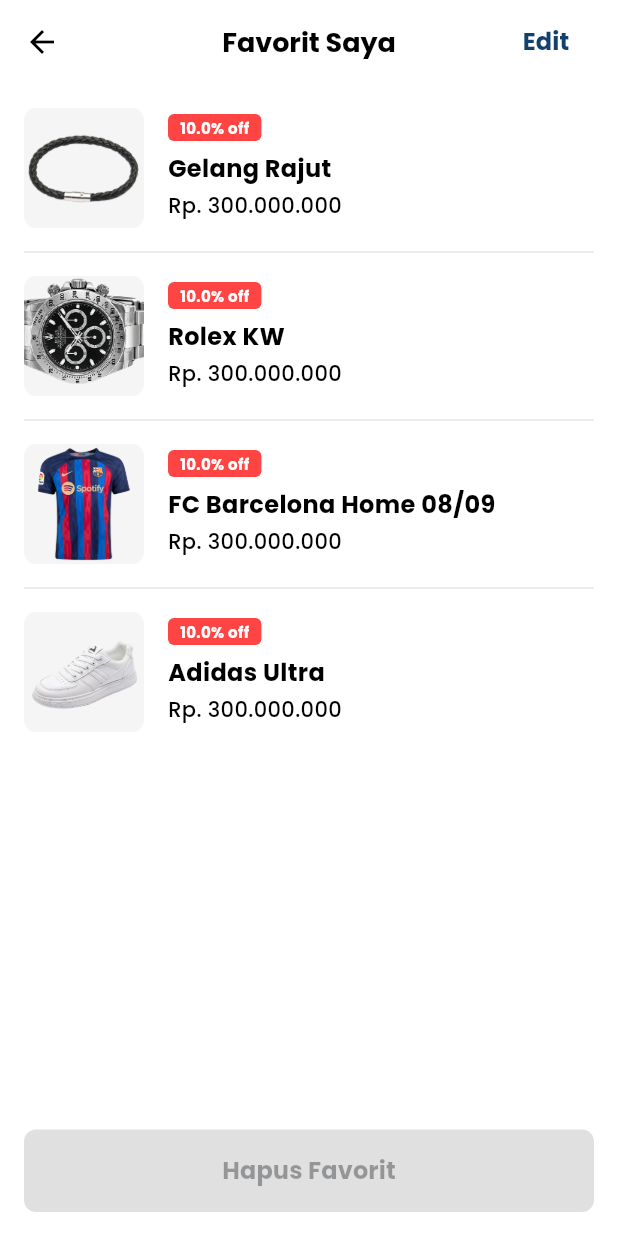
After one commit to Rafael-Sinaga/ravello, a Flutter app: the FavoritePage screen opened by its route, on a phone screen of 412 x 824 dp. The commit adds this screen. Run offline on Flutter 3.47's test engine with Material 3 defaults, Android fonts, the phone set to English and light mode, and no system bars.

Commit message:
pae bae dah

```diff
--- a/lib/main.dart
+++ b/lib/main.dart
@@ -9,6 +9,7 @@
 import 'package:ravello/pages/onboarding.dart';
 import 'package:ravello/pages/checkout_page.dart';
 import 'package:ravello/pages/profile_page.dart'; // ✅ tambahkan import profile_page
+import 'package:ravello/pages/favorite_page.dart';
 import 'package:ravello/providers/cart_provider.dart';
 
 void main() {
@@ -46,6 +47,7 @@
         '/checkout': (context) => const CheckoutPage(),
         '/profile': (context) => const ProfilePage(), // ✅ route baru ditambahkan
         // '/payment': (context) => const PaymentPage(), // <- dihapus
+        '/favorite': (context) => const FavoritePage(),
       },
     );
   }
--- /dev/null
+++ b/lib/pages/favorite_page.dart
@@ -0,0 +1,343 @@
+// lib/pages/favorite_page.dart
+import 'package:flutter/material.dart';
+import '../models/product_model.dart';
+
+class FavoritePage extends StatefulWidget {
+  const FavoritePage({super.key});
+
+  @override
+  State<FavoritePage> createState() => _FavoritePageState();
+}
+
+class _FavoritePageState extends State<FavoritePage> {
+  bool isEditing = false;
+  final Set<int> selectedIndexes = {};
+
+  // Dummy initial favorites - PASTIKAN price bertipe int
+  final List<Product> favoriteProducts = [
+    Product(
+      name: 'Gelang Rajut',
+      price: 300000000, // int
+      imagePath: 'assets/images/Gelang_rajut.png',
+      description: 'Gelang rajut handmade dengan bahan berkualitas tinggi.',
+      discount: 10,
+    ),
+    Product(
+      name: 'Rolex KW',
+      price: 300000000, // int
+      imagePath: 'assets/images/Rolex_KW.png',
+      description: 'Jam tangan replika tampak elegan.',
+      discount: 10,
+    ),
+    Product(
+      name: 'FC Barcelona Home 08/09',
+      price: 300000000, // int
+      imagePath: 'assets/images/Jersey.png',
+      description: 'Jersey klasik FC Barcelona musim 08/09.',
+      discount: 10,
+    ),
+    Product(
+      name: 'Adidas Ultra',
+      price: 300000000, // int
+      imagePath: 'assets/images/Sepatu.png',
+      description: 'Sepatu olahraga nyaman untuk aktivitas harian.',
+      discount: 10,
+    ),
+  ];
+
+  void _toggleEditMode() {
+    setState(() {
+      isEditing = !isEditing;
+      if (!isEditing) selectedIndexes.clear();
+    });
+  }
+
+  void _toggleSelect(int index) {
+    setState(() {
+      if (selectedIndexes.contains(index)) {
+        selectedIndexes.remove(index);
+      } else {
+        selectedIndexes.add(index);
+      }
+    });
+  }
+
+  void _removeSelected() {
+    if (selectedIndexes.isEmpty) return;
+    final deletedCount = selectedIndexes.length;
+
+    final indexes = selectedIndexes.toList()..sort((a, b) => b.compareTo(a));
+    setState(() {
+      for (final i in indexes) {
+        if (i >= 0 && i < favoriteProducts.length) {
+          favoriteProducts.removeAt(i);
+        }
+      }
+      selectedIndexes.clear();
+      isEditing = false;
+    });
+
+    ScaffoldMessenger.of(context).showSnackBar(
+      SnackBar(
+        content: Text('$deletedCount produk dihapus dari favorit'),
+        duration: const Duration(seconds: 2),
+      ),
+    );
+  }
+
+  // PERBAIKAN: Function yang handle double dan int
+  String _formatCurrency(dynamic price) {
+    // Convert ke int terlebih dahulu
+    final intValue = (price is int) ? price : (price as double).toInt();
+
+    return 'Rp. ${intValue.toString().replaceAllMapped(
+          RegExp(r'(\d{1,3})(?=(\d{3})+(?!\d))'),
+          (Match m) => '${m[1]}.',
+        )}';
+  }
+
+  @override
+  Widget build(BuildContext context) {
+    return Scaffold(
+      backgroundColor: Colors.white,
+      appBar: AppBar(
+        title: const Text(
+          'Favorit Saya',
+          style: TextStyle(
+            fontWeight: FontWeight.bold,
+            fontSize: 18,
+            color: Colors.black,
+          ),
+        ),
+        centerTitle: true,
+        backgroundColor: Colors.white,
+        elevation: 0,
+        leading: IconButton(
+          icon: const Icon(Icons.arrow_back, color: Colors.black),
+          onPressed: () => Navigator.pop(context),
+        ),
+        actions: [
+          Padding(
+            padding: const EdgeInsets.only(right: 16),
+            child: TextButton(
+              onPressed: _toggleEditMode,
+              child: Text(
+                isEditing ? 'Selesai' : 'Edit',
+                style: const TextStyle(
+                  color: Color(0xFF124170),
+                  fontWeight: FontWeight.w600,
+                  fontSize: 16,
+                ),
+              ),
+            ),
+          ),
+        ],
+      ),
+      body: Column(
+        children: [
+          Expanded(
+            child: favoriteProducts.isEmpty
+                ? const Center(
+                    child: Column(
+                      mainAxisAlignment: MainAxisAlignment.center,
+                      children: [
+                        Icon(
+                          Icons.favorite_border,
+                          size: 64,
+                          color: Colors.grey,
+                        ),
+                        SizedBox(height: 16),
+                        Text(
+                          'Tidak ada produk favorit.',
+                          style: TextStyle(
+                            fontSize: 16,
+                            color: Colors.grey,
+                          ),
+                        ),
+                      ],
+                    ),
+                  )
+                : ListView.builder(
+                    padding: const EdgeInsets.all(16),
+                    itemCount: favoriteProducts.length,
+                    itemBuilder: (context, index) {
+                      final product = favoriteProducts[index];
+                      final isSelected = selectedIndexes.contains(index);
+
+                      return Column(
+                        children: [
+                          _favoriteItem(product, index, isSelected),
+                          if (index < favoriteProducts.length - 1)
+                            const Divider(
+                              height: 32,
+                              thickness: 1,
+                              color: Color(0xFFE5E5E5),
+                            ),
+                        ],
+                      );
+                    },
+                  ),
+          ),
+
+          // Tombol hapus (selalu visible ketika ada produk)
+          if (favoriteProducts.isNotEmpty)
+            Container(
+              width: double.infinity,
+              padding: const EdgeInsets.symmetric(horizontal: 16, vertical: 16),
+              child: ElevatedButton(
+                onPressed: isEditing && selectedIndexes.isNotEmpty
+                    ? _removeSelected
+                    : null,
+                style: ElevatedButton.styleFrom(
+                  backgroundColor: const Color(0xFF124170),
+                  disabledBackgroundColor: Colors.grey.shade300,
+                  foregroundColor: Colors.white,
+                  padding: const EdgeInsets.symmetric(vertical: 16),
+                  shape: RoundedRectangleBorder(
+                    borderRadius: BorderRadius.circular(8),
+                  ),
+                  elevation: 0,
+                ),
+                child: Text(
+                  isEditing
+                      ? selectedIndexes.isEmpty
+                          ? 'Hapus Favorit'
+                          : 'Hapus (${selectedIndexes.length})'
+                      : 'Hapus Favorit',
+                  style: const TextStyle(
+                    fontSize: 16,
+                    fontWeight: FontWeight.w600,
+                  ),
+                ),
+              ),
+            ),
+        ],
+      ),
+    );
+  }
+
+  Widget _favoriteItem(Product product, int index, bool isSelected) {
+    return Container(
+      decoration: BoxDecoration(
+        color: isSelected ? const Color(0xFF124170).withOpacity(0.05) : Colors.transparent,
+        borderRadius: BorderRadius.circular(12),
+      ),
+      child: Row(
+        crossAxisAlignment: CrossAxisAlignment.start,
+        children: [
+          // Checkbox untuk mode edit
+          if (isEditing)
+            Padding(
+              padding: const EdgeInsets.only(top: 8, right: 12),
+              child: GestureDetector(
+                onTap: () => _toggleSelect(index),
+                child: Container(
+                  width: 20,
+                  height: 20,
+                  decoration: BoxDecoration(
+                    shape: BoxShape.circle,
+                    color: isSelected ? const Color(0xFF124170) : Colors.white,
+                    border: Border.all(
+                      color: isSelected
+                          ? const Color(0xFF124170)
+                          : Colors.grey.shade400,
+                      width: 2,
+                    ),
+                  ),
+                  child: isSelected
+                      ? const Icon(
+                          Icons.check,
+                          size: 14,
+                          color: Colors.white,
+                        )
+                      : null,
+                ),
+              ),
+            ),
+
+          // Gambar produk
+          Container(
+            width: 80,
+            height: 80,
+            margin: const EdgeInsets.only(right: 16),
+            decoration: BoxDecoration(
+              borderRadius: BorderRadius.circular(8),
+              color: Colors.grey.shade100,
+            ),
+            child: ClipRRect(
+              borderRadius: BorderRadius.circular(8),
+              child: Image.asset(
+                product.imagePath,
+                width: 80,
+                height: 80,
+                fit: BoxFit.cover,
+                errorBuilder: (context, error, stackTrace) => Container(
+                  width: 80,
+                  height: 80,
+                  color: Colors.grey.shade200,
+                  alignment: Alignment.center,
+                  child: const Icon(Icons.image, color: Colors.grey, size: 32),
+                ),
+              ),
+            ),
+          ),
+
+          // Info produk
+          Expanded(
+            child: Padding(
+              padding: const EdgeInsets.symmetric(vertical: 4),
+              child: Column(
+                crossAxisAlignment: CrossAxisAlignment.start,
+                children: [
+                  // Badge diskon
+                  if (product.discount != null)
+                    Container(
+                      padding: const EdgeInsets.symmetric(
+                          horizontal: 8, vertical: 2),
+                      decoration: BoxDecoration(
+                        color: const Color(0xFFFF4444),
+                        borderRadius: BorderRadius.circular(4),
+                      ),
+                      child: Text(
+                        '${product.discount}% off',
+                        style: const TextStyle(
+                          fontSize: 10,
+                          color: Colors.white,
+                          fontWeight: FontWeight.w600,
+                        ),
+                      ),
+                    ),
+                  if (product.discount != null) const SizedBox(height: 8),
+
+                  // Nama produk
+                  Text(
+                    product.name,
+                    style: const TextStyle(
+                      fontSize: 16,
+                      fontWeight: FontWeight.w600,
+                      color: Colors.black,
+                      height: 1.3,
+                    ),
+                    maxLines: 2,
+                    overflow: TextOverflow.ellipsis,
+                  ),
+                  const SizedBox(height: 4),
+
+                  // Harga - PERBAIKAN: Tidak ada error type
+                  Text(
+                    _formatCurrency(product.price),
+                    style: const TextStyle(
+                      fontSize: 14,
+                      fontWeight: FontWeight.w500,
+                      color: Colors.black,
+                    ),
+                  ),
+                ],
+              ),
+            ),
+          ),
+        ],
+      ),
+    );
+  }
+}
--- a/lib/pages/profile_page.dart
+++ b/lib/pages/profile_page.dart
@@ -77,6 +77,7 @@
                     icon: Icons.favorite_border,
                     title: 'Favorit Saya',
                     onTap: () {
+                      Navigator.pushNamed(context, '/favorite');
                       // arahkan ke wishlist atau favorit
                     },
                   ),
```
